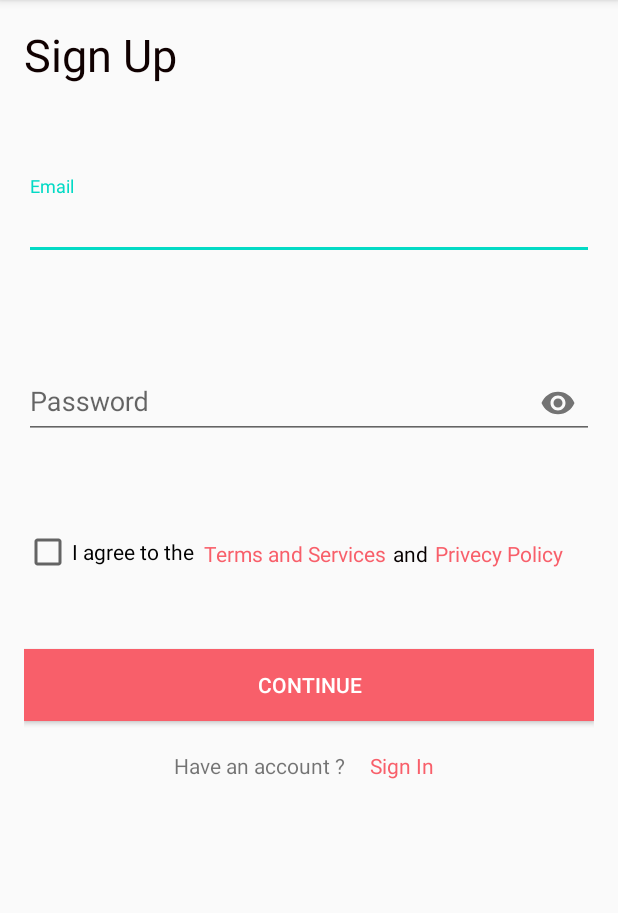
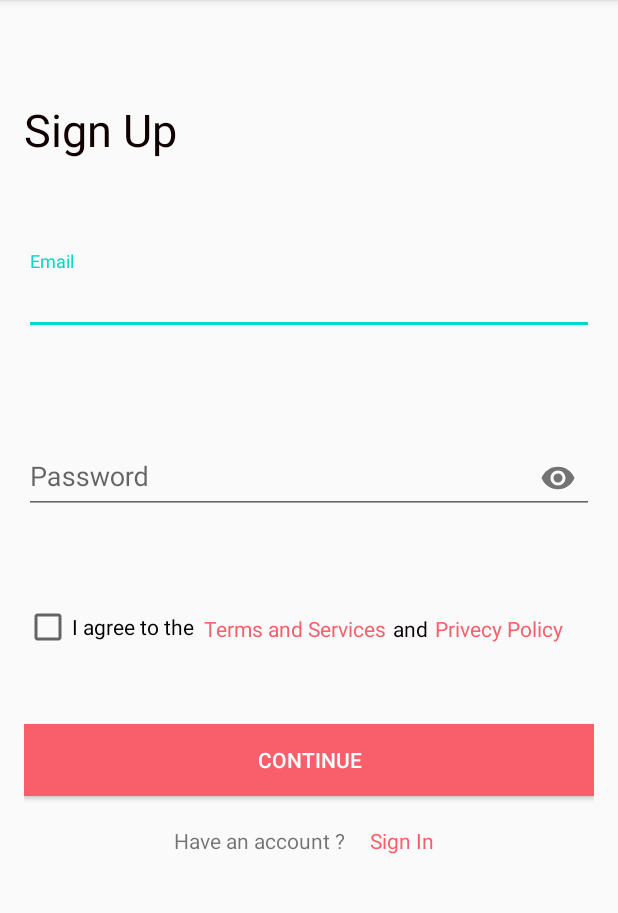
Before and after one commit to amitsaini4556/DateYourEve, an Android app: the SignupActivity screen opened directly, with no data from a screen before it, on a phone screen of 412 x 824 dp, the part 84-997 px from its top. Run offline under Robolectric (Android 15) with nearby library versions, the light colour scheme and no system bars.

Commit message:
add margin to top

```diff
--- a/app/src/main/res/layout/activity_signup.xml
+++ b/app/src/main/res/layout/activity_signup.xml
@@ -12,11 +12,12 @@
         android:id="@+id/textView8"
         android:layout_width="158dp"
         android:layout_height="49dp"
+        android:layout_marginTop="50dp"
         android:text="@string/sign_up"
         android:textColor="#100101"
         android:textSize="30sp"
-        tools:layout_editor_absoluteX="-2dp"
-        tools:layout_editor_absoluteY="80dp" />
+        app:layout_constraintTop_toTopOf="parent"
+        tools:layout_editor_absoluteX="-2dp" />
 
     <com.google.android.material.textfield.TextInputLayout
         android:id="@+id/text_input_email"
```
